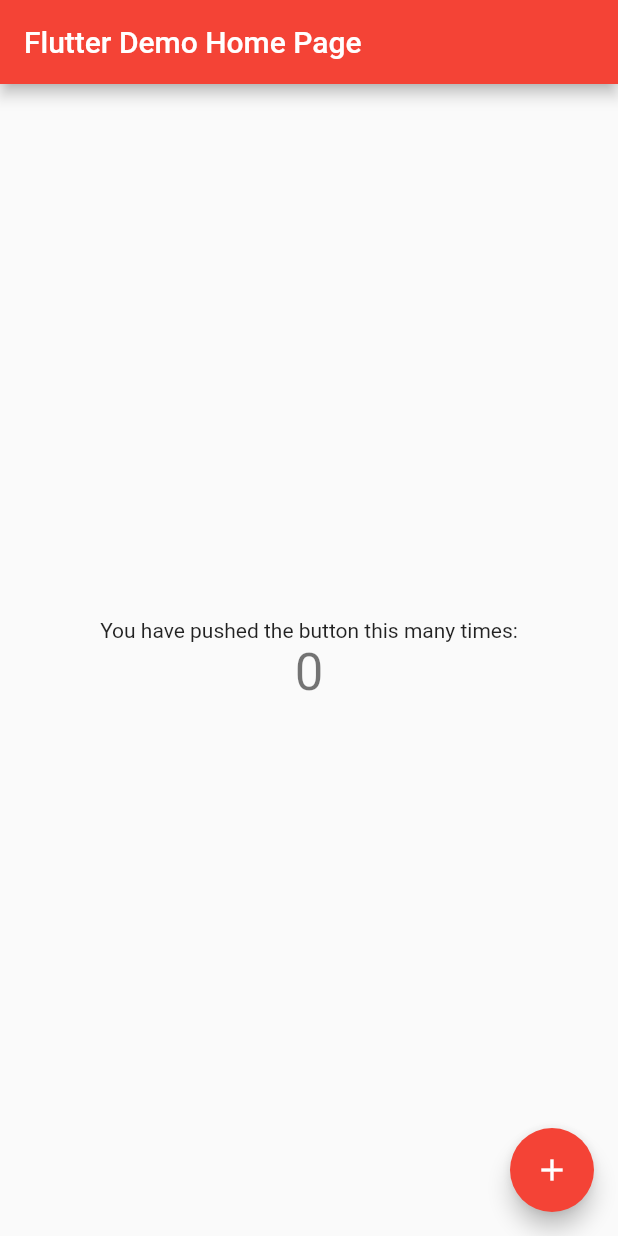
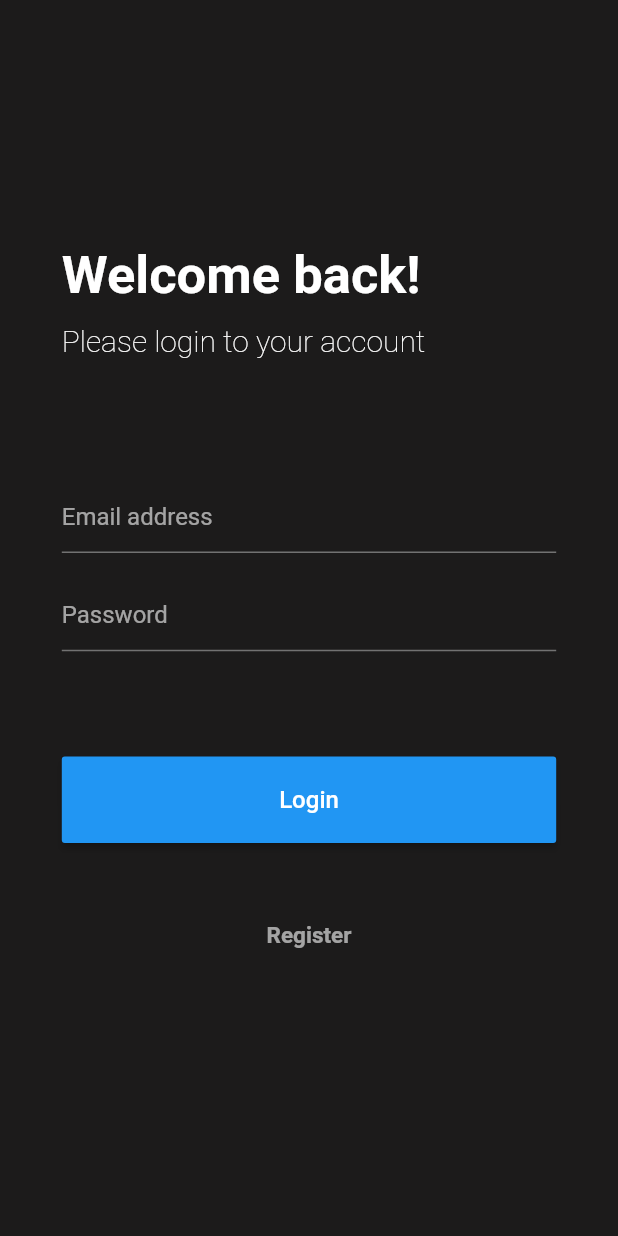
Before and after one commit to JanDongGun/Chatify-Chat-App, a Flutter app: the screen it shows after launch, on a phone screen of 412 x 824 dp. Run offline on Flutter 3.47's test engine with Material 2 defaults, Android fonts, the phone set to English and light mode, and no system bars; our stand-ins replace firebase_analytics; accounts and stored records are empty.

Commit message:
complete login ui

```diff
--- a/lib/main.dart
+++ b/lib/main.dart
@@ -1,118 +1,22 @@
 import 'package:flutter/material.dart';
 import 'package:firebase_analytics/firebase_analytics.dart';
+import 'pages/login_page.dart';
 
 void main() {
   runApp(MyApp());
 }
 
 class MyApp extends StatelessWidget {
-  // This widget is the root of your application.
   @override
   Widget build(BuildContext context) {
     return MaterialApp(
-      title: 'Flutter Demo',
       theme: ThemeData(
-        // This is the theme of your application.
-        //
-        // Try running your application with "flutter run". You'll see the
-        // application has a blue toolbar. Then, without quitting the app, try
-        // changing the primarySwatch below to Colors.green and then invoke
-        // "hot reload" (press "r" in the console where you ran "flutter run",
-        // or simply save your changes to "hot reload" in a Flutter IDE).
-        // Notice that the counter didn't reset back to zero; the application
-        // is not restarted.
-        primarySwatch: Colors.red,
-        // This makes the visual density adapt to the platform that you run
-        // the app on. For desktop platforms, the controls will be smaller and
-        // closer together (more dense) than on mobile platforms.
-        visualDensity: VisualDensity.adaptivePlatformDensity,
+        brightness: Brightness.dark,
+        primaryColor: Color.fromRGBO(42, 117, 188, 1),
+        accentColor: Color.fromRGBO(42, 117, 188, 1),
+        backgroundColor: Color.fromRGBO(28, 27, 27, 1),
       ),
-      home: MyHomePage(title: 'Flutter Demo Home Page'),
+      home: LoginPage(),
     );
   }
 }
-
-class MyHomePage extends StatefulWidget {
-  MyHomePage({Key key, this.title}) : super(key: key);
-
-  // This widget is the home page of your application. It is stateful, meaning
-  // that it has a State object (defined below) that contains fields that affect
-  // how it looks.
-
-  // This class is the configuration for the state. It holds the values (in this
-  // case the title) provided by the parent (in this case the App widget) and
-  // used by the build method of the State. Fields in a Widget subclass are
-  // always marked "final".
-
-  final String title;
-
-  @override
-  _MyHomePageState createState() => _MyHomePageState();
-}
-
-class _MyHomePageState extends State<MyHomePage> {
-  int _counter = 0;
-
-  void _incrementCounter() {
-    setState(() {
-      // This call to setState tells the Flutter framework that something has
-      // changed in this State, which causes it to rerun the build method below
-      // so that the display can reflect the updated values. If we changed
-      // _counter without calling setState(), then the build method would not be
-      // called again, and so nothing would appear to happen.
-      _counter++;
-    });
-  }
-
-  @override
-  Widget build(BuildContext context) {
-    // This method is rerun every time setState is called, for instance as done
-    // by the _incrementCounter method above.
-    //
-    // The Flutter framework has been optimized to make rerunning build methods
-    // fast, so that you can just rebuild anything that needs updating rather
-    // than having to individually change instances of widgets.
-    return Scaffold(
-      appBar: AppBar(
-        // Here we take the value from the MyHomePage object that was created by
-        // the App.build method, and use it to set our appbar title.
-        title: Text(widget.title),
-      ),
-      body: Center(
-        // Center is a layout widget. It takes a single child and positions it
-        // in the middle of the parent.
-        child: Column(
-          // Column is also a layout widget. It takes a list of children and
-          // arranges them vertically. By default, it sizes itself to fit its
-          // children horizontally, and tries to be as tall as its parent.
-          //
-          // Invoke "debug painting" (press "p" in the console, choose the
-          // "Toggle Debug Paint" action from the Flutter Inspector in Android
-          // Studio, or the "Toggle Debug Paint" command in Visual Studio Code)
-          // to see the wireframe for each widget.
-          //
-          // Column has various properties to control how it sizes itself and
-          // how it positions its children. Here we use mainAxisAlignment to
-          // center the children vertically; the main axis here is the vertical
-          // axis because Columns are vertical (the cross axis would be
-          // horizontal).
-          mainAxisAlignment: MainAxisAlignment.center,
-          children: <Widget>[
-            Text(
-              'You have pushed the button this many times:',
-            ),
-            Text(
-              '$_counter',
-              style: Theme.of(context).textTheme.headline4,
-            ),
-          ],
-        ),
-      ),
-      floatingActionButton: FloatingActionButton(
-        onPressed: _incrementCounter,
-        tooltip: 'Increment',
-        child: Icon(Icons.add),
-      ), // This trailing comma makes auto-formatting nicer for build methods.
-    );
-  }
-}
--- /dev/null
+++ b/lib/pages/login_page.dart
@@ -0,0 +1,165 @@
+import 'package:flutter/material.dart';
+
+class LoginPage extends StatefulWidget {
+  @override
+  _LoginPageState createState() => _LoginPageState();
+}
+
+class _LoginPageState extends State<LoginPage> {
+  double _deviceHeight;
+  double _deviceWidth;
+
+  GlobalKey<FormState> _formKey;
+  _LoginPageState() {
+    _formKey = GlobalKey<FormState>();
+  }
+
+  @override
+  Widget build(BuildContext context) {
+    _deviceHeight = MediaQuery.of(context).size.height;
+    _deviceWidth = MediaQuery.of(context).size.width;
+    return Scaffold(
+      backgroundColor: Theme.of(context).backgroundColor,
+      body: Align(
+        alignment: Alignment.center,
+        child: _loginPageUI(),
+      ),
+    );
+  }
+
+  Widget _loginPageUI() {
+    return Container(
+      padding: EdgeInsets.symmetric(
+          horizontal: _deviceWidth * 0.1, vertical: _deviceHeight * 0.02),
+      alignment: Alignment.center,
+      height: _deviceHeight * 0.8,
+      child: Column(
+        mainAxisAlignment: MainAxisAlignment.spaceEvenly,
+        crossAxisAlignment: CrossAxisAlignment.start,
+        mainAxisSize: MainAxisSize.max,
+        children: [
+          _headingWidget(),
+          _inputForm(),
+          _loginButton(),
+          _registerButton(),
+        ],
+      ),
+    );
+  }
+
+  Widget _headingWidget() {
+    return Container(
+      height: _deviceHeight * 0.12,
+      child: Column(
+        mainAxisAlignment: MainAxisAlignment.spaceEvenly,
+        crossAxisAlignment: CrossAxisAlignment.start,
+        mainAxisSize: MainAxisSize.max,
+        children: [
+          Text(
+            'Welcome back!',
+            style: TextStyle(
+              fontSize: 35,
+              fontWeight: FontWeight.w700,
+            ),
+          ),
+          Text(
+            'Please login to your account',
+            style: TextStyle(
+              fontSize: 20,
+              fontWeight: FontWeight.w200,
+            ),
+          ),
+        ],
+      ),
+    );
+  }
+
+  Widget _inputForm() {
+    return Container(
+      height: _deviceHeight * 0.18,
+      child: Form(
+        key: _formKey,
+        onChanged: () {},
+        child: Column(
+          mainAxisAlignment: MainAxisAlignment.spaceEvenly,
+          crossAxisAlignment: CrossAxisAlignment.start,
+          mainAxisSize: MainAxisSize.max,
+          children: [
+            _emailTextField(),
+            _passwordTextField(),
+          ],
+        ),
+      ),
+    );
+  }
+
+  Widget _emailTextField() {
+    return TextFormField(
+      autocorrect: false,
+      style: TextStyle(color: Colors.white),
+      validator: (_input) {},
+      onSaved: (_input) {},
+      cursorColor: Colors.white,
+      decoration: InputDecoration(
+        hintText: 'Email address',
+        focusedBorder: UnderlineInputBorder(
+          borderSide: BorderSide(color: Colors.white),
+        ),
+      ),
+    );
+  }
+
+  Widget _passwordTextField() {
+    return TextFormField(
+      autocorrect: false,
+      obscureText: true,
+      style: TextStyle(color: Colors.white),
+      validator: (_input) {},
+      onSaved: (_input) {},
+      cursorColor: Colors.white,
+      decoration: InputDecoration(
+        hintText: 'Password',
+        focusedBorder: UnderlineInputBorder(
+          borderSide: BorderSide(color: Colors.white),
+        ),
+      ),
+    );
+  }
+
+  Widget _loginButton() {
+    return Container(
+      height: _deviceHeight * 0.07,
+      width: _deviceWidth,
+      child: MaterialButton(
+        onPressed: () {},
+        color: Colors.blue,
+        child: Text(
+          'Login',
+          style: TextStyle(
+            fontSize: 16,
+            fontWeight: FontWeight.w500,
+          ),
+        ),
+      ),
+    );
+  }
+
+  Widget _registerButton() {
+    return GestureDetector(
+      onTap: () {},
+      child: Container(
+        width: _deviceWidth,
+        height: _deviceHeight * 0.07,
+        child: Text(
+          'Register',
+          textAlign: TextAlign.center,
+          style: TextStyle(
+            fontSize: 15,
+            fontWeight: FontWeight.w700,
+            color: Colors.white60,
+          ),
+        ),
+      ),
+    );
+  }
+}
```
